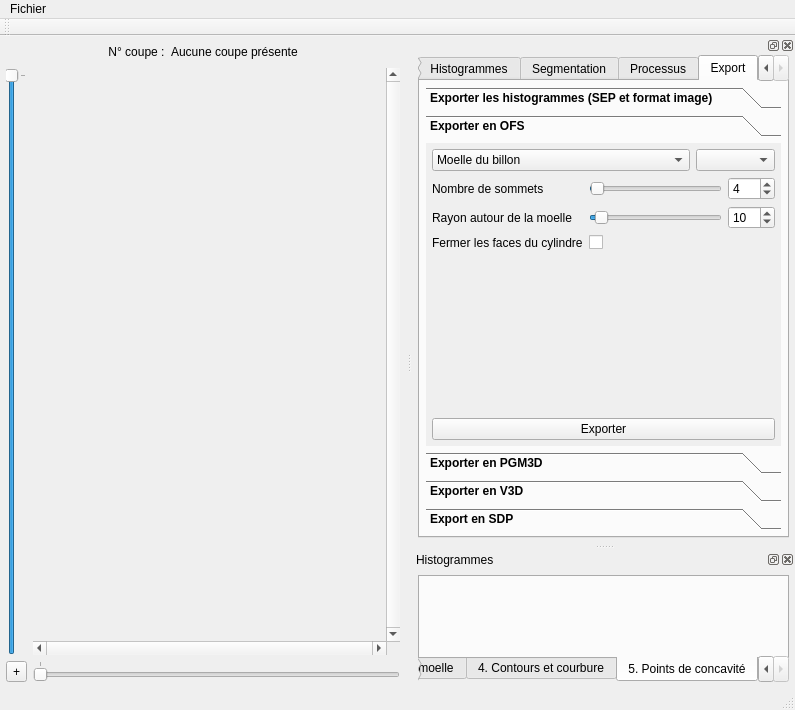
Old version of the form ui/mainwindow.ui in the repository akrah/TKDetection.
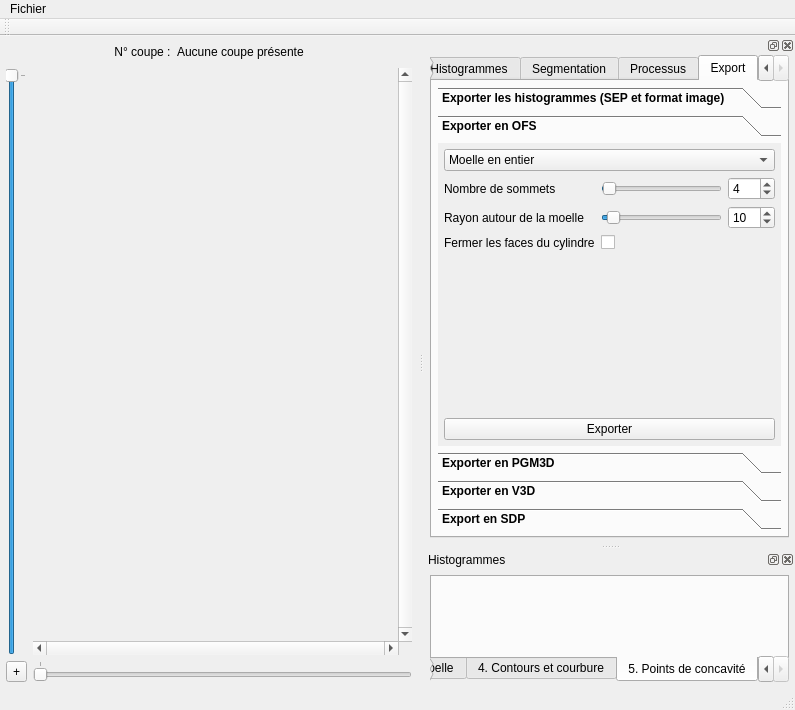
New version of the form. Custom widgets are drawn as their Qt base class.

Diff of the .ui file:
```diff
--- a/ui/mainwindow.ui
+++ b/ui/mainwindow.ui
@@ -2576,7 +2576,7 @@
               <x>0</x>
               <y>0</y>
               <width>414</width>
-              <height>196</height>
+              <height>209</height>
              </rect>
             </property>
             <attribute name="label">
@@ -2584,8 +2584,6 @@
             </attribute>
             <layout class="QVBoxLayout" name="verticalLayout_10">
              <item>
-              <layout class="QHBoxLayout" name="horizontalLayout_10">
-               <item>
                 <widget class="QComboBox" name="_comboOfsExportType">
                  <property name="font">
                   <font>
@@ -2595,7 +2593,7 @@
                  </property>
                  <item>
                   <property name="text">
-                   <string>Moelle du billon</string>
+                 <string>Moelle en entier</string>
                   </property>
                  </item>
                  <item>
@@ -2614,11 +2612,6 @@
                   </property>
                  </item>
                 </widget>
-               </item>
-               <item>
-                <widget class="QComboBox" name="comboBox"/>
-               </item>
-              </layout>
              </item>
              <item>
               <layout class="QFormLayout" name="formLayout_13">
```
Left out of the diff: 42 changed lines with no effect on the pictures. Lines whose indentation alone changed are shown as unchanged.
